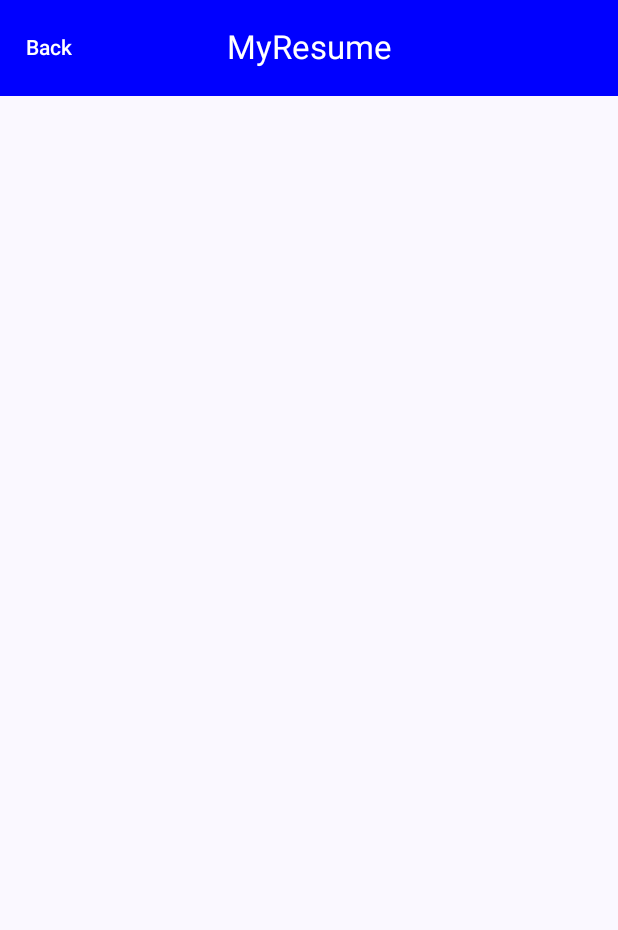
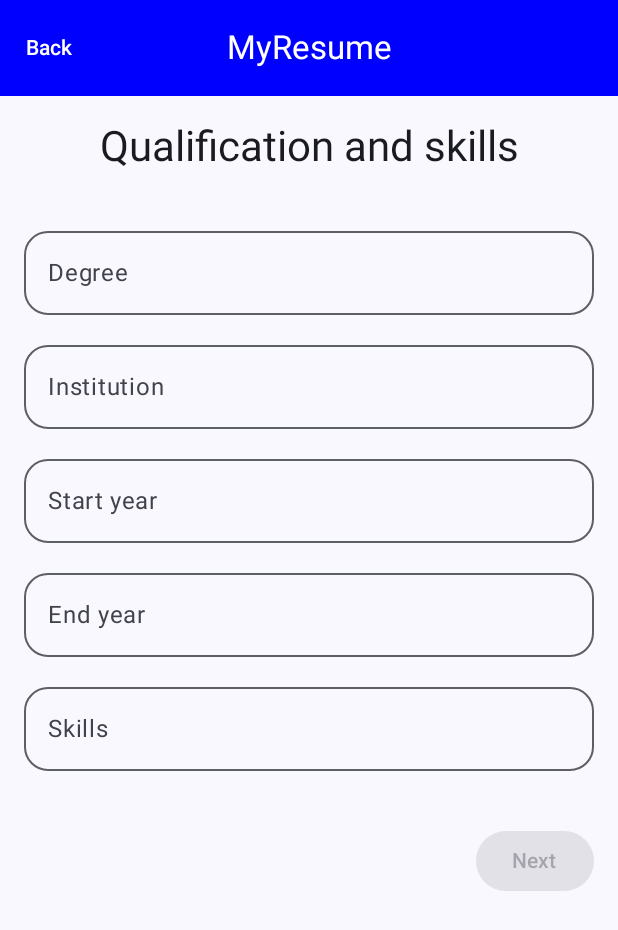
Before and after one commit to bigyanjabcap/buildingportfolioapp, an Android app built with Jetpack Compose: the QualificationScreen screen opened through its navigation route, on a phone screen of 412 x 824 dp. Shown: the top 930 px of the screen. Run offline under Robolectric (Android 15) with nearby library versions, the phone set to English and light mode, and no system bars; our stand-ins replace Firebase (no records; nobody signed in at launch, a user with empty details on screens opened directly); pictures from the network do not load.

Commit message:
adding preview screen

```diff
--- a/app/src/main/java/com/example/myresumeapp/uiscreens/QualtificationScreen.kt
+++ b/app/src/main/java/com/example/myresumeapp/uiscreens/QualtificationScreen.kt
@@ -1,27 +1,114 @@
 package com.example.myresumeapp.uiscreens
 
 import android.R
+import androidx.compose.foundation.layout.Arrangement
+import androidx.compose.foundation.layout.Column
+import androidx.compose.foundation.layout.Row
+import androidx.compose.foundation.layout.Spacer
+import androidx.compose.foundation.layout.fillMaxWidth
+import androidx.compose.foundation.layout.height
+import androidx.compose.foundation.layout.padding
+import androidx.compose.foundation.shape.RoundedCornerShape
+import androidx.compose.material3.Button
+import androidx.compose.material3.ButtonDefaults
 import androidx.compose.material3.CenterAlignedTopAppBar
 import androidx.compose.material3.ExperimentalMaterial3Api
+import androidx.compose.material3.MaterialTheme
+import androidx.compose.material3.OutlinedTextField
 import androidx.compose.material3.Scaffold
 import androidx.compose.material3.Text
 import androidx.compose.material3.TextButton
 import androidx.compose.material3.TopAppBarDefaults
 import androidx.compose.runtime.Composable
+import androidx.compose.ui.Alignment
+import androidx.compose.ui.Modifier
 import androidx.compose.ui.graphics.Color
+import androidx.compose.ui.unit.dp
 import com.example.myresumeapp.data.UiState
+import java.math.RoundingMode
 
 
 @OptIn(ExperimentalMaterial3Api::class)
 @Composable
 fun QualificationScreen(uiState: UiState,onNext:()->Unit,onPrev:()->Unit,
-                        onFieldChange:(degree: String?,institution: String?,startYear: String?,endYear: String?,skills: String)-> Unit){
+                        onFieldChange:(degree: String?,institution: String?,startYear: String?,endYear: String?,skills: String?)-> Unit){
 
     Scaffold(topBar = {
         CenterAlignedTopAppBar(title = { Text("MyResume", color = Color.White) }, colors = TopAppBarDefaults.topAppBarColors(containerColor = Color.Blue)
             , navigationIcon = { TextButton(onClick = onPrev){Text("Back", color = Color.White)} })
-    }){ paddingValues ->
+    }) { paddingValues ->
 
+        Column(
+            Modifier.padding(paddingValues).padding(16.dp),
+            verticalArrangement = Arrangement.spacedBy(12.dp),
+            horizontalAlignment = Alignment.CenterHorizontally
+        ) {
+
+            Text("Qualification and skills", style = MaterialTheme.typography.headlineMedium)
+            Spacer(modifier = Modifier.height(6.dp))
+
+
+            OutlinedTextField(
+                value = uiState.resume.qualificationSkills.degree, onValueChange = {
+                onFieldChange(
+                    it,
+                    null, null, null, null
+                )
+            }, label = { Text("Degree") },
+                modifier = Modifier.fillMaxWidth(), shape = RoundedCornerShape(16.dp)
+            )
+
+            OutlinedTextField(
+                value = uiState.resume.qualificationSkills.institution,
+                onValueChange = {
+                    onFieldChange(
+                        null,
+                        it, null, null, null
+                    )
+                },
+                label = { Text("Institution") },
+                modifier = Modifier.fillMaxWidth(),
+                shape = RoundedCornerShape(16.dp)
+            )
+
+            OutlinedTextField(
+                value = uiState.resume.qualificationSkills.startYear,
+                onValueChange = {
+                    onFieldChange(
+                        null,
+                        null, it, null, null
+                    )
+                },
+                label = { Text("Start year") },
+                modifier = Modifier.fillMaxWidth(),
+                shape = RoundedCornerShape(16.dp)
+            )
+
+            OutlinedTextField(
+                value = uiState.resume.qualificationSkills.endYear,
+                onValueChange = { onFieldChange(null, null, null, it, null) },
+                label = { Text("End year") },
+                modifier = Modifier.fillMaxWidth(),
+                shape = RoundedCornerShape(16.dp)
+            )
+
+            OutlinedTextField(
+                value = uiState.resume.qualificationSkills.skills,
+                onValueChange = { onFieldChange(null, null, null, null, it) },
+                label = { Text("Skills") },
+                modifier = Modifier.fillMaxWidth(),
+                maxLines = 3,
+                shape = RoundedCornerShape(16.dp)
+            )
+            Spacer(modifier = Modifier.height(12.dp))
+            Row(modifier = Modifier.fillMaxWidth(), horizontalArrangement = Arrangement.End){
+                Button(onClick = onNext, colors = ButtonDefaults.buttonColors(Color.Blue),
+                    enabled = uiState.resume.personal.name.isNotEmpty() && uiState.resume.personal.email.isNotEmpty()) {
+                    Text("Next")
+                }
+            }
+
+        }
 
     }
 
```
